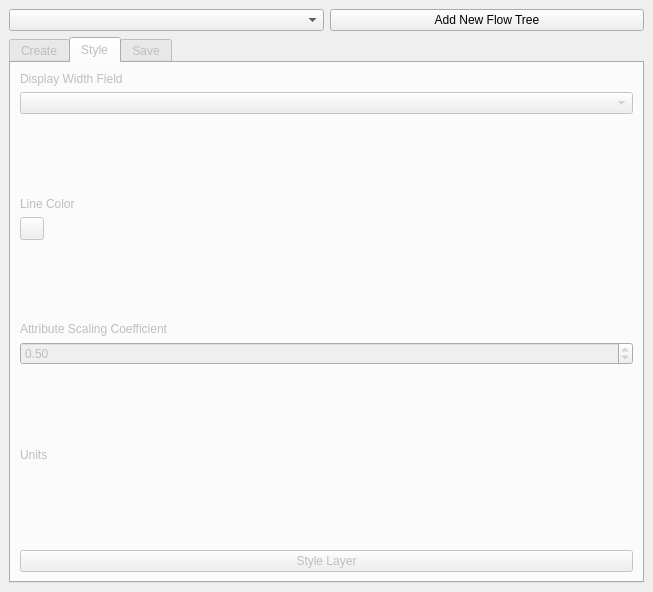
glebpinigin/flow_map_builder, file flow_map_builder_dockwidget_base.ui: the form before one commit.
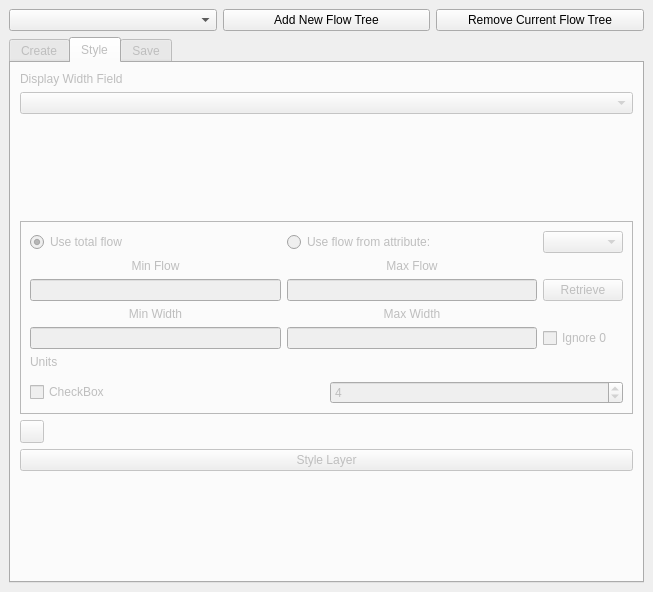
The form after the commit. The open tabs and pages were chosen to show the change. Custom widgets are drawn as their Qt base class.

Commit message: Experimental extended UI defined; not conneced to core; not tested

The edit to the form file:
```diff
--- a/flow_map_builder_dockwidget_base.ui
+++ b/flow_map_builder_dockwidget_base.ui
@@ -27,6 +27,13 @@
         </property>
        </widget>
       </item>
+      <item>
+       <widget class="QPushButton" name="pushButton_3">
+        <property name="text">
+         <string>Remove Current Flow Tree</string>
+        </property>
+       </widget>
+      </item>
      </layout>
     </item>
     <item row="1" column="0">
@@ -118,7 +125,7 @@
         <item>
          <widget class="QLabel" name="label_4">
           <property name="text">
-           <string>Angle of Branching</string>
+           <string>Angle of Branching (degrees)</string>
           </property>
          </widget>
         </item>
@@ -138,6 +145,13 @@
           </property>
          </spacer>
         </item>
+        <item>
+         <widget class="QLabel" name="label_9">
+          <property name="text">
+           <string>Minimal distance to root connection (output CRS units)</string>
+          </property>
+         </widget>
+        </item>
         <item>
          <widget class="QgsSpinBox" name="stop_dst_spin_box">
           <property name="maximum">
@@ -205,59 +219,6 @@
         <item>
          <widget class="QgsFieldComboBox" name="display_field_combobox"/>
         </item>
-        <item>
-         <spacer name="verticalSpacer_7">
-          <property name="orientation">
-           <enum>Qt::Vertical</enum>
-          </property>
-          <property name="sizeHint" stdset="0">
-           <size>
-            <width>20</width>
-            <height>40</height>
-           </size>
-          </property>
-         </spacer>
-        </item>
-        <item>
-         <widget class="QLabel" name="label_6">
-          <property name="text">
-           <string>Line Color</string>
-          </property>
-         </widget>
-        </item>
-        <item>
-         <widget class="QgsColorButton" name="color_selector"/>
-        </item>
-        <item>
-         <spacer name="verticalSpacer_9">
-          <property name="orientation">
-           <enum>Qt::Vertical</enum>
-          </property>
-          <property name="sizeHint" stdset="0">
-           <size>
-            <width>20</width>
-            <height>40</height>
-           </size>
-          </property>
-         </spacer>
-        </item>
-        <item>
-         <widget class="QLabel" name="label_7">
-          <property name="text">
-           <string>Attribute Scaling Coefficient</string>
-          </property>
-         </widget>
-        </item>
-        <item>
-         <widget class="QgsDoubleSpinBox" name="buffer_coef">
-          <property name="singleStep">
-           <double>0.100000000000000</double>
-          </property>
-          <property name="value">
-           <double>0.500000000000000</double>
-          </property>
-         </widget>
-        </item>
         <item>
          <spacer name="verticalSpacer_6">
           <property name="orientation">
@@ -272,27 +233,141 @@
          </spacer>
         </item>
         <item>
-         <widget class="QLabel" name="label_8">
-          <property name="text">
-           <string>Units</string>
+         <widget class="QFrame" name="frame">
+          <property name="frameShape">
+           <enum>QFrame::StyledPanel</enum>
           </property>
+          <property name="frameShadow">
+           <enum>QFrame::Raised</enum>
+          </property>
+          <layout class="QVBoxLayout" name="verticalLayout_3">
+           <item>
+            <layout class="QGridLayout" name="gridLayout_3">
+             <item row="4" column="0">
+              <widget class="QLineEdit" name="lineEdit_3"/>
+             </item>
+             <item row="0" column="2">
+              <widget class="QComboBox" name="comboBox">
+               <property name="enabled">
+                <bool>false</bool>
+               </property>
+              </widget>
+             </item>
+             <item row="4" column="2">
+              <widget class="QCheckBox" name="checkBox_2">
+               <property name="text">
+                <string>Ignore 0</string>
+               </property>
+              </widget>
+             </item>
+             <item row="0" column="0">
+              <widget class="QRadioButton" name="radioButton">
+               <property name="text">
+                <string>Use total flow</string>
+               </property>
+               <property name="checked">
+                <bool>true</bool>
+               </property>
+              </widget>
+             </item>
+             <item row="1" column="1">
+              <widget class="QLabel" name="label_10">
+               <property name="text">
+                <string>Max Flow</string>
+               </property>
+               <property name="alignment">
+                <set>Qt::AlignCenter</set>
+               </property>
+              </widget>
+             </item>
+             <item row="2" column="2">
+              <widget class="QPushButton" name="pushButton_2">
+               <property name="text">
+                <string>Retrieve</string>
+               </property>
+              </widget>
+             </item>
+             <item row="4" column="1">
+              <widget class="QLineEdit" name="lineEdit_4"/>
+             </item>
+             <item row="0" column="1">
+              <widget class="QRadioButton" name="radioButton_2">
+               <property name="text">
+                <string>Use flow from attribute:</string>
+               </property>
+              </widget>
+             </item>
+             <item row="1" column="0">
+              <widget class="QLabel" name="label_6">
+               <property name="text">
+                <string>Min Flow</string>
+               </property>
+               <property name="alignment">
+                <set>Qt::AlignCenter</set>
+               </property>
+              </widget>
+             </item>
+             <item row="2" column="0">
+              <widget class="QLineEdit" name="lineEdit"/>
+             </item>
+             <item row="2" column="1">
+              <widget class="QLineEdit" name="lineEdit_2"/>
+             </item>
+             <item row="3" column="0">
+              <widget class="QLabel" name="label_11">
+               <property name="text">
+                <string>Min Width</string>
+               </property>
+               <property name="alignment">
+                <set>Qt::AlignCenter</set>
+               </property>
+              </widget>
+             </item>
+             <item row="3" column="1">
+              <widget class="QLabel" name="label_12">
+               <property name="text">
+                <string>Max Width</string>
+               </property>
+               <property name="alignment">
+                <set>Qt::AlignCenter</set>
+               </property>
+              </widget>
+             </item>
+            </layout>
+           </item>
+           <item>
+            <widget class="QLabel" name="label_8">
+             <property name="text">
+              <string>Units</string>
+             </property>
+            </widget>
+           </item>
+           <item>
+            <widget class="QgsUnitSelectionWidget" name="unit_selector" native="true"/>
+           </item>
+           <item>
+            <layout class="QHBoxLayout" name="horizontalLayout_3">
+             <item>
+              <widget class="QCheckBox" name="checkBox">
+               <property name="text">
+                <string>CheckBox</string>
+               </property>
+              </widget>
+             </item>
+             <item>
+              <widget class="QgsSpinBox" name="mQgsSpinBox">
+               <property name="value">
+                <number>4</number>
+               </property>
+              </widget>
+             </item>
+            </layout>
+           </item>
+          </layout>
          </widget>
         </item>
         <item>
-         <widget class="QgsUnitSelectionWidget" name="unit_selector" native="true"/>
-        </item>
-        <item>
-         <spacer name="verticalSpacer_8">
-          <property name="orientation">
-           <enum>Qt::Vertical</enum>
-          </property>
-          <property name="sizeHint" stdset="0">
-           <size>
-            <width>20</width>
-            <height>40</height>
-           </size>
-          </property>
-         </spacer>
+         <widget class="QgsColorButton" name="mColorButton"/>
         </item>
         <item>
          <widget class="QPushButton" name="style_button">
@@ -301,6 +376,19 @@
           </property>
          </widget>
         </item>
+        <item>
+         <spacer name="verticalSpacer_7">
+          <property name="orientation">
+           <enum>Qt::Vertical</enum>
+          </property>
+          <property name="sizeHint" stdset="0">
+           <size>
+            <width>20</width>
+            <height>40</height>
+           </size>
+          </property>
+         </spacer>
+        </item>
        </layout>
       </widget>
       <widget class="QWidget" name="tab_save">
@@ -359,6 +447,11 @@
    <extends>QSpinBox</extends>
    <header>qgis.gui</header>
   </customwidget>
+  <customwidget>
+   <class>QgsUnitSelectionWidget</class>
+   <extends>QWidget</extends>
+   <header>qgis.gui</header>
+  </customwidget>
  </customwidgets>
  <resources/>
  <connections/>
```
The commit also changes 2 other files.
